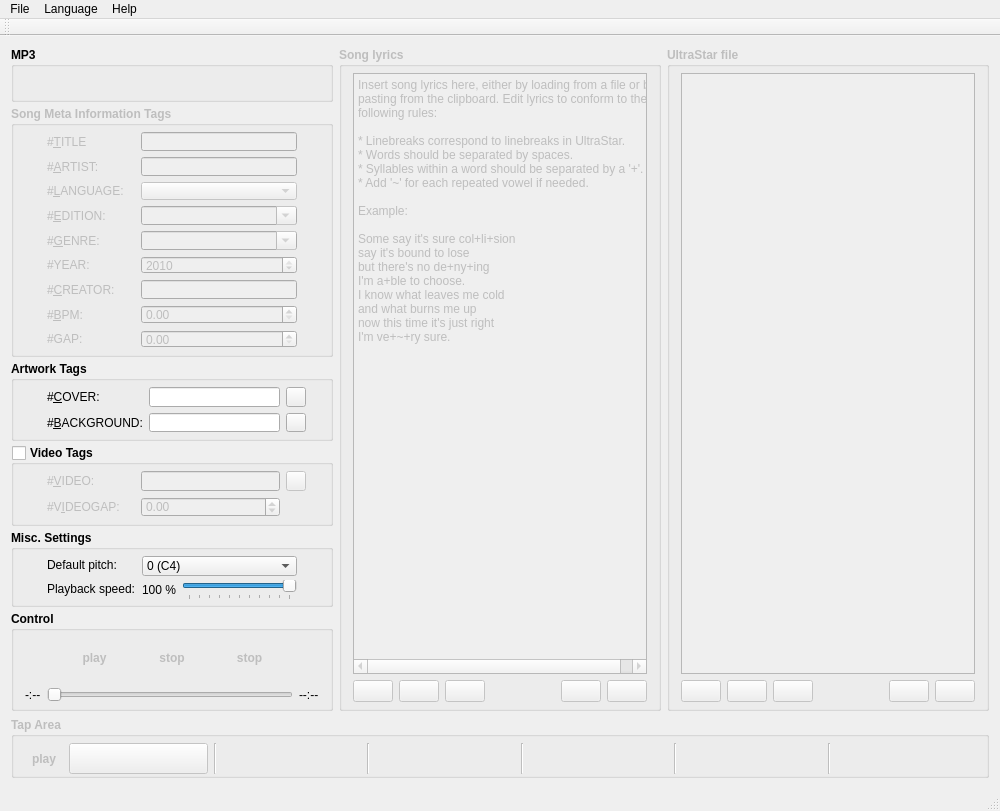
Qt form src/QCMainWindow.ui (UltraStar-Deluxe/UltraStar-Creator) before a commit.
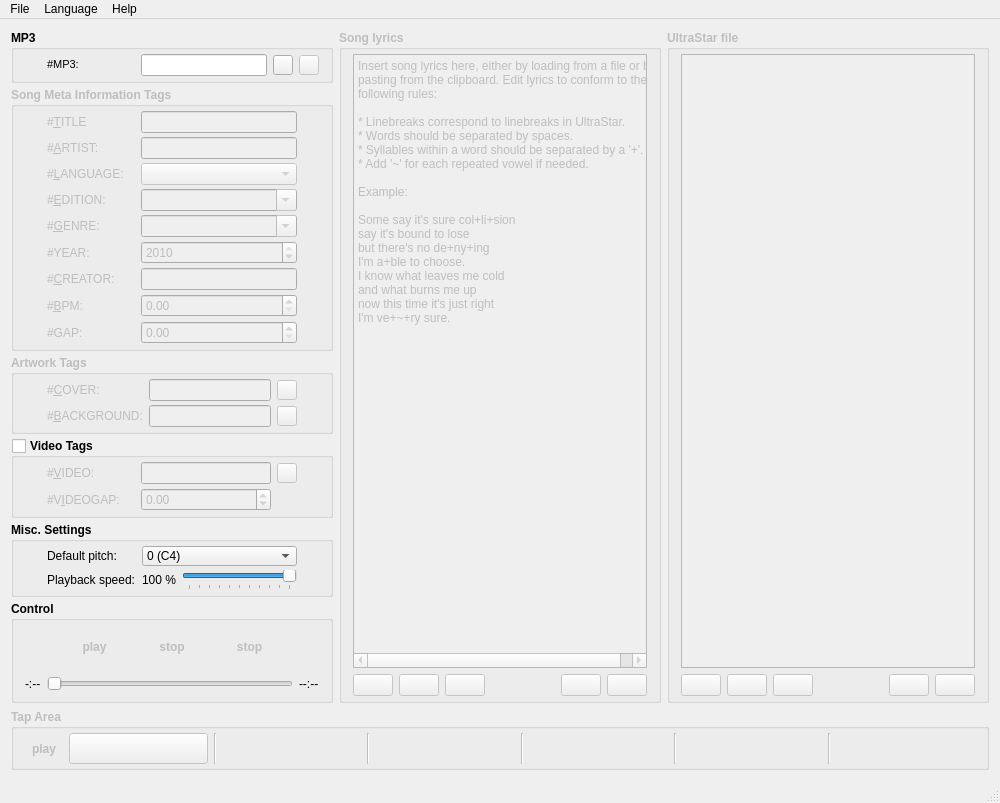
The same form after that commit. Icons and pictures are not drawn.

Commit message: * minor changes in the layout file, resizing to netbook resolution (1024x600) still not working properly

Patch:
```diff
--- a/src/QCMainWindow.ui
+++ b/src/QCMainWindow.ui
@@ -7,7 +7,7 @@
     <x>0</x>
     <y>0</y>
     <width>1000</width>
-    <height>811</height>
+    <height>803</height>
    </rect>
   </property>
   <property name="sizePolicy">
@@ -19,7 +19,7 @@
   <property name="minimumSize">
    <size>
     <width>800</width>
-    <height>600</height>
+    <height>522</height>
    </size>
   </property>
   <property name="acceptDrops">
@@ -33,26 +33,29 @@
     <normaloff>:/icons/bean.png</normaloff>:/icons/bean.png</iconset>
   </property>
   <widget class="QWidget" name="centralWidget">
-   <layout class="QVBoxLayout" name="verticalLayout">
-    <item>
-     <layout class="QHBoxLayout" name="horizontalLayout_Tags_Lyrics_USFile" stretch="1,1,1">
-      <item>
-       <layout class="QVBoxLayout" name="verticalLayout_Tags" stretch="1,1,1,1,1,1">
-        <property name="spacing">
+   <layout class="QGridLayout" name="gridLayout_12">
+    <item row="0" column="0">
+     <layout class="QGridLayout" name="gridLayout_13" columnstretch="1,1,1">
+      <property name="verticalSpacing">
          <number>4</number>
         </property>
-        <item>
+      <item row="0" column="0">
+       <layout class="QGridLayout" name="gridLayout_left" rowstretch="1,1,1,1,1,4">
+        <property name="verticalSpacing">
+         <number>4</number>
+        </property>
+        <item row="0" column="0">
          <widget class="QGroupBox" name="groupBox_MP3Tag">
           <property name="sizePolicy">
-           <sizepolicy hsizetype="Expanding" vsizetype="Fixed">
+           <sizepolicy hsizetype="Expanding" vsizetype="Preferred">
             <horstretch>0</horstretch>
             <verstretch>0</verstretch>
            </sizepolicy>
           </property>
           <property name="minimumSize">
            <size>
-            <width>136</width>
-            <height>55</height>
+            <width>321</width>
+            <height>0</height>
            </size>
           </property>
           <property name="font">
@@ -67,17 +70,19 @@
           <property name="title">
            <string>MP3</string>
           </property>
-          <widget class="QWidget" name="layoutWidget">
-           <property name="geometry">
-            <rect>
-             <x>10</x>
-             <y>20</y>
-             <width>301</width>
-             <height>22</height>
-            </rect>
+          <layout class="QGridLayout" name="gridLayout_GroupBoxMP3">
+           <property name="topMargin">
+            <number>4</number>
            </property>
-           <layout class="QHBoxLayout" name="horizontalLayout">
-            <item>
+           <property name="bottomMargin">
+            <number>4</number>
+           </property>
+           <item row="0" column="0">
+            <layout class="QGridLayout" name="gridLayout_MP3" rowstretch="0" columnstretch="0,0,1,0,0" columnminimumwidth="16,88,0,16,16">
+             <property name="verticalSpacing">
+              <number>4</number>
+             </property>
+             <item row="0" column="0">
              <widget class="QLabel" name="label_MP3Icon">
               <property name="maximumSize">
                <size>
@@ -93,7 +98,7 @@
               </property>
              </widget>
             </item>
-            <item>
+             <item row="0" column="1">
              <widget class="QLabel" name="label_MP3">
               <property name="minimumSize">
                <size>
@@ -125,11 +130,17 @@
               </property>
              </widget>
             </item>
-            <item>
+             <item row="0" column="2">
              <widget class="QLineEdit" name="lineEdit_MP3">
               <property name="enabled">
                <bool>true</bool>
               </property>
+               <property name="sizePolicy">
+                <sizepolicy hsizetype="Expanding" vsizetype="Fixed">
+                 <horstretch>0</horstretch>
+                 <verstretch>0</verstretch>
+                </sizepolicy>
+               </property>
               <property name="font">
                <font>
                 <weight>50</weight>
@@ -147,7 +158,7 @@
               </property>
              </widget>
             </item>
-            <item>
+             <item row="0" column="3">
              <widget class="QPushButton" name="pushButton_BrowseMP3">
               <property name="sizePolicy">
                <sizepolicy hsizetype="Fixed" vsizetype="Fixed">
@@ -185,7 +196,7 @@
               </property>
              </widget>
             </item>
-            <item>
+             <item row="0" column="4">
              <widget class="QPushButton" name="pushButton_PreviewPlayPause">
               <property name="enabled">
                <bool>false</bool>
@@ -215,16 +226,30 @@
              </widget>
             </item>
            </layout>
-          </widget>
-         </widget>
+           </item>
+           <item row="1" column="0">
+            <spacer name="verticalSpacer_2">
+             <property name="orientation">
+              <enum>Qt::Vertical</enum>
+             </property>
+             <property name="sizeHint" stdset="0">
+              <size>
+               <width>20</width>
+               <height>40</height>
+              </size>
+             </property>
+            </spacer>
+           </item>
+          </layout>
+         </widget>
         </item>
-        <item>
+        <item row="1" column="0">
          <widget class="QGroupBox" name="groupBox_SongMetaInformationTags">
           <property name="enabled">
            <bool>false</bool>
           </property>
           <property name="sizePolicy">
-           <sizepolicy hsizetype="Expanding" vsizetype="Fixed">
+           <sizepolicy hsizetype="Expanding" vsizetype="Preferred">
             <horstretch>0</horstretch>
             <verstretch>0</verstretch>
            </sizepolicy>
@@ -232,7 +257,7 @@
           <property name="minimumSize">
            <size>
             <width>321</width>
-            <height>251</height>
+            <height>0</height>
            </size>
           </property>
           <property name="font">
@@ -246,16 +271,32 @@
           </property>
           <layout class="QGridLayout" name="gridLayout_9">
            <property name="topMargin">
-            <number>6</number>
+            <number>4</number>
            </property>
            <property name="bottomMargin">
-            <number>6</number>
+            <number>4</number>
            </property>
            <item row="0" column="0">
-            <layout class="QGridLayout" name="gridLayout_SongMetaInformationTags" rowstretch="1,1,1,1,1,1,1,1,1" columnminimumwidth="16,88,0,16">
+            <layout class="QGridLayout" name="gridLayout_SongMetaInformationTags" rowstretch="1,1,1,1,1,1,1,1,1" columnstretch="0,0,1,0" columnminimumwidth="16,88,0,16">
              <property name="sizeConstraint">
               <enum>QLayout::SetDefaultConstraint</enum>
              </property>
+             <property name="horizontalSpacing">
+              <number>6</number>
+             </property>
+             <property name="verticalSpacing">
+              <number>4</number>
+             </property>
+             <item row="0" column="0">
+              <widget class="QLabel" name="label_TitleIcon">
+               <property name="text">
+                <string/>
+               </property>
+               <property name="pixmap">
+                <pixmap>:/types/font.png</pixmap>
+               </property>
+              </widget>
+             </item>
              <item row="0" column="1">
               <widget class="QLabel" name="label_Title">
                <property name="sizePolicy">
@@ -309,6 +350,29 @@
                </property>
               </widget>
              </item>
+             <item row="0" column="3">
+              <widget class="QLabel" name="label_TitleSet">
+               <property name="statusTip">
+                <string>#TITLE tag is not set.</string>
+               </property>
+               <property name="text">
+                <string/>
+               </property>
+               <property name="pixmap">
+                <pixmap>:/marks/path_error.png</pixmap>
+               </property>
+              </widget>
+             </item>
+             <item row="1" column="0">
+              <widget class="QLabel" name="label_ArtistIcon">
+               <property name="text">
+                <string/>
+               </property>
+               <property name="pixmap">
+                <pixmap>:/types/user.png</pixmap>
+               </property>
+              </widget>
+             </item>
              <item row="1" column="1">
               <widget class="QLabel" name="label_Artist">
                <property name="sizePolicy">
@@ -350,6 +414,29 @@
                </property>
               </widget>
              </item>
+             <item row="1" column="3">
+              <widget class="QLabel" name="label_ArtistSet">
+               <property name="statusTip">
+                <string>#ARTIST tag is not set.</string>
+               </property>
+               <property name="text">
+                <string/>
+               </property>
+               <property name="pixmap">
+                <pixmap>:/marks/path_error.png</pixmap>
+               </property>
+              </widget>
+             </item>
+             <item row="2" column="0">
+              <widget class="QLabel" name="label_LanguageIcon">
+               <property name="text">
+                <string/>
+               </property>
+               <property name="pixmap">
+                <pixmap>:/types/language.png</pixmap>
+               </property>
+              </widget>
+             </item>
              <item row="2" column="1">
               <widget class="QLabel" name="label_Language">
                <property name="sizePolicy">
@@ -405,6 +492,29 @@
                </item>
               </widget>
              </item>
+             <item row="2" column="3">
+              <widget class="QLabel" name="label_LanguageSet">
+               <property name="statusTip">
+                <string>#LANGUAGE tag is not set.</string>
+               </property>
+               <property name="text">
+                <string/>
+               </property>
+               <property name="pixmap">
+                <pixmap>:/marks/path_error.png</pixmap>
+               </property>
+              </widget>
+             </item>
+             <item row="3" column="0">
+              <widget class="QLabel" name="label_EditionIcon">
+               <property name="text">
+                <string/>
+               </property>
+               <property name="pixmap">
+                <pixmap>:/types/edition.png</pixmap>
+               </property>
+              </widget>
+             </item>
              <item row="3" column="1">
               <widget class="QLabel" name="label_Edition">
                <property name="sizePolicy">
@@ -456,6 +566,29 @@
                </item>
               </widget>
              </item>
+             <item row="3" column="3">
+              <widget class="QLabel" name="label_EditionSet">
+               <property name="statusTip">
+                <string>#EDITION tag is not set.</string>
+               </property>
+               <property name="text">
+                <string/>
+               </property>
+               <property name="pixmap">
+                <pixmap>:/marks/path_error.png</pixmap>
+               </property>
+              </widget>
+             </item>
+             <item row="4" column="0">
+              <widget class="QLabel" name="label_GenreIcon">
+               <property name="text">
+                <string/>
+               </property>
+               <property name="pixmap">
+                <pixmap>:/types/genre.png</pixmap>
+               </property>
+              </widget>
+             </item>
              <item row="4" column="1">
               <widget class="QLabel" name="label_Genre">
                <property name="sizePolicy">
@@ -577,6 +710,29 @@
                </item>
               </widget>
              </item>
+             <item row="4" column="3">
+              <widget class="QLabel" name="label_GenreSet">
+               <property name="statusTip">
+                <string>#GENRE tag is not set.</string>
+               </property>
+               <property name="text">
+                <string/>
+               </property>
+               <property name="pixmap">
+                <pixmap>:/marks/path_error.png</pixmap>
+               </property>
+              </widget>
+             </item>
+             <item row="5" column="0">
+              <widget class="QLabel" name="label_YearIcon">
+               <property name="text">
+                <string/>
+               </property>
+               <property name="pixmap">
+                <pixmap>:/types/calendar.png</pixmap>
+               </property>
+              </widget>
+             </item>
              <item row="5" column="1">
               <widget class="QLabel" name="label_Year">
                <property name="sizePolicy">
@@ -599,6 +755,60 @@
                </property>
               </widget>
              </item>
+             <item row="5" column="2">
+              <widget class="QSpinBox" name="spinBox_Year">
+               <property name="sizePolicy">
+                <sizepolicy hsizetype="Expanding" vsizetype="Fixed">
+                 <horstretch>0</horstretch>
+                 <verstretch>0</verstretch>
+                </sizepolicy>
+               </property>
+               <property name="font">
+                <font>
+                 <weight>50</weight>
+                 <bold>false</bold>
+                </font>
+               </property>
+               <property name="specialValueText">
+                <string notr="true"/>
+               </property>
+               <property name="accelerated">
+                <bool>true</bool>
+               </property>
+               <property name="minimum">
+                <number>1900</number>
+               </property>
+               <property name="maximum">
+                <number>2010</number>
+               </property>
+               <property name="value">
+                <number>2010</number>
+               </property>
+              </widget>
+             </item>
+             <item row="5" column="3">
+              <widget class="QLabel" name="label_YearSet">
+               <property name="statusTip">
+                <string>#YEAR tag is not set.</string>
+               </property>
+               <property name="text">
+                <string/>
+               </property>
+               <property name="pixmap">
+                <pixmap>:/marks/path_error.png</pixmap>
+               </property>
+              </widget>
+             </item>
+             <item row="6" column="0">
+              <widget class="QLabel" name="label_CreatorIcon">
+               <property name="text">
+                <string/>
+               </property>
+               <property name="pixmap">
+                <pixmap>:/types/users.png</pixmap>
+               </property>
+              </widget>
+             </item>
              <item row="6" column="1">
               <widget class="QLabel" name="label_Creator">
                <property name="sizePolicy">
@@ -640,6 +850,29 @@
                </property>
               </widget>
              </item>
+             <item row="6" column="3">
+              <widget class="QLabel" name="label_CreatorSet">
+               <property name="statusTip">
+                <string>#CREATOR tag is not set.</string>
+               </property>
+               <property name="text">
+                <string/>
+               </property>
+               <property name="pixmap">
+                <pixmap>:/marks/path_error.png</pixmap>
+               </property>
+              </widget>
+             </item>
+             <item row="7" column="0">
+              <widget class="QLabel" name="label_BPMIcon">
+               <property name="text">
+                <string/>
+               </property>
+               <property name="pixmap">
+                <pixmap>:/types/auction-hammer-gavel.png</pixmap>
+               </property>
+              </widget>
+             </item>
              <item row="7" column="1">
               <widget class="QLabel" name="label_BPM">
                <property name="sizePolicy">
@@ -702,6 +935,29 @@
                </property>
               </widget>
              </item>
+             <item row="7" column="3">
+              <widget class="QLabel" name="label_BPMSet">
+               <property name="statusTip">
+                <string>#BPM tag is not set.</string>
+               </property>
+               <property name="text">
+                <string/>
+               </property>
+               <property name="pixmap">
+                <pixmap>:/marks/path_error.png</pixmap>
+               </property>
+              </widget>
+             </item>
+             <item row="8" column="0">
+              <widget class="QLabel" name="label_GapIcon">
+               <property name="text">
+                <string/>
+               </property>
+               <property name="pixmap">
+                <pixmap>:/types/balloon--arrow.png</pixmap>
+               </property>
+              </widget>
+             </item>
              <item row="8" column="1">
               <widget class="QLabel" name="label_Gap">
                <property name="sizePolicy">
@@ -727,213 +983,6 @@
                </property>
               </widget>
              </item>
-             <item row="0" column="0">
-              <widget class="QLabel" name="label_TitleIcon">
-               <property name="text">
-                <string/>
-               </property>
-               <property name="pixmap">
-                <pixmap resource="resources/usc.qrc">:/types/font.png</pixmap>
-               </property>
-              </widget>
-             </item>
-             <item row="1" column="0">
-              <widget class="QLabel" name="label_ArtistIcon">
-               <property name="text">
-                <string/>
-               </property>
-               <property name="pixmap">
-                <pixmap resource="resources/usc.qrc">:/types/user.png</pixmap>
-               </property>
-              </widget>
-             </item>
-             <item row="2" column="0">
-              <widget class="QLabel" name="label_LanguageIcon">
-               <property name="text">
-                <string/>
-               </property>
-               <property name="pixmap">
-                <pixmap resource="resources/usc.qrc">:/types/language.png</pixmap>
-               </property>
-              </widget>
-             </item>
-             <item row="3" column="0">
-              <widget class="QLabel" name="label_EditionIcon">
-               <property name="text">
-                <string/>
-               </property>
-               <property name="pixmap">
-                <pixmap resource="resources/usc.qrc">:/types/edition.png</pixmap>
-               </property>
-              </widget>
-             </item>
-             <item row="4" column="0">
-              <widget class="QLabel" name="label_GenreIcon">
-               <property name="text">
-                <string/>
-               </property>
-               <property name="pixmap">
-                <pixmap resource="resources/usc.qrc">:/types/genre.png</pixmap>
-               </property>
-              </widget>
-             </item>
-             <item row="5" column="0">
-              <widget class="QLabel" name="label_YearIcon">
-               <property name="text">
-                <string/>
-               </property>
-               <property name="pixmap">
-                <pixmap resource="resources/usc.qrc">:/types/calendar.png</pixmap>
-               </property>
-              </widget>
-             </item>
-             <item row="6" column="0">
-              <widget class="QLabel" name="label_CreatorIcon">
-               <property name="text">
-                <string/>
-               </property>
-               <property name="pixmap">
-                <pixmap resource="resources/usc.qrc">:/types/users.png</pixmap>
-               </property>
-              </widget>
-             </item>
-             <item row="7" column="0">
-              <widget class="QLabel" name="label_BPMIcon">
-               <property name="text">
-                <string/>
-               </property>
-               <property name="pixmap">
-                <pixmap resource="resources/usc.qrc">:/types/auction-hammer-gavel.png</pixmap>
-               </property>
-              </widget>
-             </item>
-             <item row="8" column="0">
-              <widget class="QLabel" name="label_GapIcon">
-               <property name="text">
-                <string/>
-               </property>
-               <property name="pixmap">
-                <pixmap resource="resources/usc.qrc">:/types/balloon--arrow.png</pixmap>
-               </property>
-              </widget>
-             </item>
-             <item row="0" column="3">
-              <widget class="QLabel" name="label_TitleSet">
-               <property name="statusTip">
-                <string>#TITLE tag is not set.</string>
-               </property>
-               <property name="text">
-                <string/>
-               </property>
-               <property name="pixmap">
-                <pixmap resource="resources/usc.qrc">:/marks/path_error.png</pixmap>
-               </property>
-              </widget>
-             </item>
-             <item row="1" column="3">
-              <widget class="QLabel" name="label_ArtistSet">
-               <property name="statusTip">
-                <string>#ARTIST tag is not set.</string>
-               </property>
-               <property name="text">
-                <string/>
-               </property>
-               <property name="pixmap">
-                <pixmap resource="resources/usc.qrc">:/marks/path_error.png</pixmap>
-               </property>
-              </widget>
-             </item>
-             <item row="2" column="3">
-              <widget class="QLabel" name="label_LanguageSet">
-               <property name="statusTip">
-                <string>#LANGUAGE tag is not set.</string>
-               </property>
-               <property name="text">
-                <string/>
-               </property>
-               <property name="pixmap">
-                <pixmap resource="resources/usc.qrc">:/marks/path_error.png</pixmap>
-               </property>
-              </widget>
-             </item>
-             <item row="3" column="3">
-              <widget class="QLabel" name="label_EditionSet">
-               <property name="statusTip">
-                <string>#EDITION tag is not set.</string>
-               </property>
-               <property name="text">
-                <string/>
-               </property>
-               <property name="pixmap">
-                <pixmap resource="resources/usc.qrc">:/marks/path_error.png</pixmap>
-               </property>
-              </widget>
-             </item>
-             <item row="4" column="3">
-              <widget class="QLabel" name="label_GenreSet">
-               <property name="statusTip">
-                <string>#GENRE tag is not set.</string>
-               </property>
-               <property name="text">
-                <string/>
-               </property>
-               <property name="pixmap">
-                <pixmap resource="resources/usc.qrc">:/marks/path_error.png</pixmap>
-               </property>
-              </widget>
-             </item>
-             <item row="5" column="3">
-              <widget class="QLabel" name="label_YearSet">
-               <property name="statusTip">
-                <string>#YEAR tag is not set.</string>
-               </property>
-               <property name="text">
-                <string/>
-               </property>
-               <property name="pixmap">
-                <pixmap resource="resources/usc.qrc">:/marks/path_error.png</pixmap>
-               </property>
-              </widget>
-             </item>
-             <item row="6" column="3">
-              <widget class="QLabel" name="label_CreatorSet">
-               <property name="statusTip">
-                <string>#CREATOR tag is not set.</string>
-               </property>
-               <property name="text">
-                <string/>
-               </property>
-               <property name="pixmap">
-                <pixmap resource="resources/usc.qrc">:/marks/path_error.png</pixmap>
-               </property>
-              </widget>
-             </item>
-             <item row="7" column="3">
-              <widget class="QLabel" name="label_BPMSet">
-               <property name="statusTip">
-                <string>#BPM tag is not set.</string>
-               </property>
-               <property name="text">
-                <string/>
-               </property>
-               <property name="pixmap">
-                <pixmap resource="resources/usc.qrc">:/marks/path_error.png</pixmap>
-               </property>
-              </widget>
-             </item>
-             <item row="8" column="3">
-              <widget class="QLabel" name="label_GapSet">
-               <property name="statusTip">
-                <string>#GAP tag is not set.</string>
-               </property>
-               <property name="text">
-                <string/>
-               </property>
-               <property name="pixmap">
-                <pixmap resource="resources/usc.qrc">:/marks/path_error.png</pixmap>
-               </property>
-              </widget>
-             </item>
              <item row="8" column="2">
               <widget class="QDoubleSpinBox" name="doubleSpinBox_Gap">
                <property name="enabled">
@@ -956,46 +1005,44 @@
                </property>
               </widget>
              </item>
-             <item row="5" column="2">
-              <widget class="QSpinBox" name="spinBox_Year">
-               <property name="sizePolicy">
-                <sizepolicy hsizetype="Expanding" vsizetype="Fixed">
-                 <horstretch>0</horstretch>
-                 <verstretch>0</verstretch>
-                </sizepolicy>
+             <item row="8" column="3">
+              <widget class="QLabel" name="label_GapSet">
+               <property name="statusTip">
+                <string>#GAP tag is not set.</string>
                </property>
-               <property name="font">
-                <font>
-                 <weight>50</weight>
-                 <bold>false</bold>
-                </font>
+               <property name="text">
+                <string/>
                </property>
-               <property name="specialValueText">
-                <string notr="true"/>
+               <property name="pixmap">
+                <pixmap>:/marks/path_error.png</pixmap>
                </property>
-               <property name="accelerated">
-                <bool>true</bool>
-               </property>
-               <property name="minimum">
-                <number>1900</number>
-               </property>
-               <property name="maximum">
-                <number>2010</number>
-               </property>
-               <property name="value">
-                <number>2010</number>
-               </property>
               </widget>
              </item>
             </layout>
            </item>
+           <item row="1" column="0">
+            <spacer name="verticalSpacer">
+             <property name="orientation">
+              <enum>Qt::Vertical</enum>
+             </property>
+             <property name="sizeHint" stdset="0">
+              <size>
+               <width>20</width>
+               <height>40</height>
+              </size>
+             </property>
+            </spacer>
+           </item>
           </layout>
          </widget>
         </item>
-        <item>
+        <item row="2" column="0">
          <widget class="QGroupBox" name="groupBox_ArtworkTags">
+          <property name="enabled">
+           <bool>false</bool>
+          </property>
           <property name="sizePolicy">
-           <sizepolicy hsizetype="Expanding" vsizetype="Fixed">
+           <sizepolicy hsizetype="Expanding" vsizetype="Preferred">
             <horstretch>0</horstretch>
             <verstretch>0</verstretch>
            </sizepolicy>
@@ -1003,7 +1050,7 @@
           <property name="minimumSize">
            <size>
             <width>321</width>
-            <height>80</height>
+            <height>0</height>
            </size>
           </property>
           <property name="font">
@@ -1017,13 +1064,16 @@
           </property>
           <layout class="QGridLayout" name="gridLayout_7">
            <property name="topMargin">
-            <number>6</number>
+            <number>4</number>
            </property>
            <property name="bottomMargin">
-            <number>6</number>
+            <number>4</number>
            </property>
            <item row="0" column="0">
-            <layout class="QGridLayout" name="gridLayout_MP3ArtworkTags" columnminimumwidth="16,88,0,0,0">
+            <layout class="QGridLayout" name="gridLayout_ArtworkTags" rowstretch="1,1" columnstretch="0,0,1,0,0" columnminimumwidth="16,88,0,16,16">
+             <property name="verticalSpacing">
+              <number>4</number>
+             </property>
              <item row="0" column="1">
               <widget class="QLabel" name="label_Cover">
                <property name="font">
@@ -1046,7 +1096,13 @@
              <item row="0" column="2">
               <widget class="QLineEdit" name="lineEdit_Cover">
                <property name="enabled">
-                <bool>true</bool>
+                <bool>false</bool>
+               </property>
+               <property name="sizePolicy">
+                <sizepolicy hsizetype="Minimum" vsizetype="Fixed">
+                 <horstretch>0</horstretch>
+                 <verstretch>0</verstretch>
+                </sizepolicy>
                </property>
                <property name="font">
                 <font>
@@ -1116,7 +1172,13 @@
              <item row="1" column="2">
               <widget class="QLineEdit" name="lineEdit_Background">
                <property name="enabled">
-                <bool>true</bool>
+                <bool>false</bool>
+               </property>
+               <property name="sizePolicy">
+                <sizepolicy hsizetype="Minimum" vsizetype="Fixed">
+                 <horstretch>0</horstretch>
+                 <verstretch>0</verstretch>
+                </sizepolicy>
                </property>
                <property name="font">
                 <font>
@@ -1209,13 +1271,26 @@
              </item>
             </layout>
            </item>
+           <item row="1" column="0">
+            <spacer name="verticalSpacer_3">
+             <property name="orientation">
+              <enum>Qt::Vertical</enum>
+             </property>
+             <property name="sizeHint" stdset="0">
+              <size>
+               <width>20</width>
+               <height>40</height>
+              </size>
+             </property>
+            </spacer>
+           </item>
           </layout>
          </widget>
         </item>
-        <item>
+        <item row="3" column="0">
          <widget class="QGroupBox" name="groupBox_VideoTags">
           <property name="sizePolicy">
-           <sizepolicy hsizetype="Expanding" vsizetype="Fixed">
+           <sizepolicy hsizetype="Expanding" vsizetype="Preferred">
             <horstretch>0</horstretch>
             <verstretch>0</verstretch>
            </sizepolicy>
@@ -1223,7 +1298,7 @@
           <property name="minimumSize">
            <size>
             <width>321</width>
-            <height>81</height>
+            <height>0</height>
            </size>
           </property>
           <property name="font">
@@ -1246,13 +1321,16 @@
           </property>
           <layout class="QGridLayout" name="gridLayout_10">
            <property name="topMargin">
-            <number>6</number>
+            <number>4</number>
            </property>
            <property name="bottomMargin">
-            <number>6</number>
+            <number>4</number>
            </property>
            <item row="0" column="0">
-            <layout class="QGridLayout" name="gridLayout_VideoTags" columnminimumwidth="16,88,0,0,0">
+            <layout class="QGridLayout" name="gridLayout_VideoTags" rowstretch="1,1" columnstretch="0,0,1,0,0" columnminimumwidth="16,88,0,16,16">
+             <property name="verticalSpacing">
+              <number>4</number>
+             </property>
              <item row="0" column="1">
               <widget class="QLabel" name="label_Video">
                <property name="font">
@@ -1274,6 +1352,12 @@
              </item>
              <item row="0" column="2">
               <widget class="QLineEdit" name="lineEdit_Video">
+               <property name="sizePolicy">
+                <sizepolicy hsizetype="Minimum" vsizetype="Fixed">
+                 <horstretch>0</horstretch>
+                 <verstretch>0</verstretch>
+                </sizepolicy>
+               </property>
                <property name="font">
                 <font>
                  <weight>50</weight>
@@ -1412,13 +1496,26 @@
              </item>
             </layout>
            </item>
+           <item row="1" column="0">
+            <spacer name="verticalSpacer_4">
+             <property name="orientation">
+              <enum>Qt::Vertical</enum>
+             </property>
+             <property name="sizeHint" stdset="0">
+              <size>
+               <width>20</width>
+               <height>40</height>
+              </size>
+             </property>
+            </spacer>
+           </item>
           </layout>
          </widget>
         </item>
-        <item>
+        <item row="4" column="0">
          <widget class="QGroupBox" name="groupBox_MiscSettings">
           <property name="sizePolicy">
-           <sizepolicy hsizetype="Expanding" vsizetype="Fixed">
+           <sizepolicy hsizetype="Expanding" vsizetype="Preferred">
             <horstretch>0</horstretch>
             <verstretch>0</verstretch>
            </sizepolicy>
@@ -1426,7 +1523,7 @@
           <property name="minimumSize">
            <size>
             <width>321</width>
-            <height>75</height>
+            <height>0</height>
            </size>
           </property>
           <property name="font">
@@ -1440,16 +1537,19 @@
           </property>
           <layout class="QGridLayout" name="gridLayout_8">
            <property name="topMargin">
-            <number>6</number>
+            <number>4</number>
            </property>
            <property name="bottomMargin">
-            <number>6</number>
+            <number>4</number>
            </property>
            <item row="0" column="0">
-            <layout class="QGridLayout" name="gridLayout_MiscSettings" columnminimumwidth="16,88,0,16">
+            <layout class="QGridLayout" name="gridLayout_MiscSettings" rowstretch="1,1" columnstretch="0,0,1,0" columnminimumwidth="16,88,0,16">
              <property name="sizeConstraint">
               <enum>QLayout::SetDefaultConstraint</enum>
              </property>
+             <property name="verticalSpacing">
+              <number>4</number>
+             </property>
              <item row="0" column="0">
               <widget class="QLabel" name="label_DefaultPitchIcon">
                <property name="sizePolicy">
@@ -1488,7 +1588,7 @@
              <item row="0" column="2">
               <widget class="QComboBox" name="comboBox_DefaultPitch">
                <property name="sizePolicy">
-                <sizepolicy hsizetype="Preferred" vsizetype="Fixed">
+                <sizepolicy hsizetype="Minimum" vsizetype="Fixed">
                  <horstretch>0</horstretch>
                  <verstretch>0</verstretch>
                 </sizepolicy>
@@ -1677,7 +1777,7 @@
                   <bool>true</bool>
                  </property>
                  <property name="sizePolicy">
-                  <sizepolicy hsizetype="Expanding" vsizetype="Preferred">
+                  <sizepolicy hsizetype="Minimum" vsizetype="Preferred">
                    <horstretch>0</horstretch>
                    <verstretch>0</verstretch>
                   </sizepolicy>
@@ -1746,20 +1846,20 @@
           </layout>
          </widget>
         </item>
-        <item>
+        <item row="5" column="0">
          <layout class="QHBoxLayout" name="horizontalLayout_Control_Progress">
           <item>
            <widget class="QGroupBox" name="groupBox_Control">
             <property name="sizePolicy">
-             <sizepolicy hsizetype="Expanding" vsizetype="Expanding">
+             <sizepolicy hsizetype="Expanding" vsizetype="Preferred">
               <horstretch>0</horstretch>
               <verstretch>0</verstretch>
              </sizepolicy>
             </property>
             <property name="minimumSize">
              <size>
-              <width>171</width>
-              <height>100</height>
+              <width>321</width>
+              <height>0</height>
              </size>
             </property>
             <property name="font">
@@ -1771,7 +1871,7 @@
             <property name="title">
              <string>Control</string>
             </property>
-            <layout class="QVBoxLayout" name="verticalLayout_2">
+            <layout class="QVBoxLayout" name="verticalLayout_Control" stretch="1,0,0">
              <property name="spacing">
               <number>9</number>
              </property>
@@ -2000,14 +2100,27 @@
                </item>
               </layout>
              </item>
-            </layout>
-           </widget>
-          </item>
-         </layout>
-        </item>
-       </layout>
-      </item>
       <item>
+              <spacer name="verticalSpacer_5">
+               <property name="orientation">
+                <enum>Qt::Vertical</enum>
+               </property>
+               <property name="sizeHint" stdset="0">
+                <size>
+                 <width>20</width>
+                 <height>40</height>
+                </size>
+               </property>
+              </spacer>
+             </item>
+            </layout>
+           </widget>
+          </item>
+         </layout>
+        </item>
+       </layout>
+      </item>
+      <item row="0" column="1">
        <widget class="QGroupBox" name="groupBox_InputLyrics">
         <property name="enabled">
          <bool>false</bool>
@@ -2044,10 +2157,10 @@
         </property>
         <layout class="QGridLayout" name="gridLayout_6">
          <property name="topMargin">
-          <number>6</number>
+          <number>4</number>
          </property>
          <property name="bottomMargin">
-          <number>6</number>
+          <number>4</number>
          </property>
          <item row="0" column="0">
           <layout class="QGridLayout" name="gridLayout" columnstretch="0,0,1,0,0,0" columnminimumwidth="0,0,0,0,0,0">
@@ -2242,7 +2355,7 @@
         </layout>
        </widget>
       </item>
-      <item>
+      <item row="0" column="2">
        <widget class="QGroupBox" name="groupBox_OutputLyrics">
         <property name="enabled">
          <bool>false</bool>
@@ -2276,10 +2389,10 @@
         </property>
         <layout class="QGridLayout" name="gridLayout_11">
          <property name="topMargin">
-          <number>6</number>
+          <number>4</number>
          </property>
          <property name="bottomMargin">
-          <number>6</number>
+          <number>4</number>
          </property>
          <item row="0" column="0">
           <layout class="QGridLayout" name="gridLayout_3" columnstretch="0,0,0,0,0,0">
@@ -2467,7 +2580,7 @@
       </item>
      </layout>
     </item>
-    <item>
+    <item row="1" column="0">
      <widget class="QGroupBox" name="groupBox_TapArea">
       <property name="enabled">
        <bool>false</bool>
@@ -2495,10 +2608,10 @@
       </property>
       <layout class="QGridLayout" name="gridLayout_5">
        <property name="topMargin">
-        <number>6</number>
+        <number>4</number>
        </property>
        <property name="bottomMargin">
-        <number>6</number>
+        <number>4</number>
        </property>
        <item row="0" column="0">
         <layout class="QHBoxLayout" name="horizontalLayout_TapArea">
@@ -2873,14 +2986,6 @@
    <addaction name="menuLanguage"/>
    <addaction name="menuHelp_2"/>
   </widget>
-  <widget class="QToolBar" name="mainToolBar">
-   <attribute name="toolBarArea">
-    <enum>TopToolBarArea</enum>
-   </attribute>
-   <attribute name="toolBarBreak">
-    <bool>false</bool>
-   </attribute>
-  </widget>
   <widget class="QStatusBar" name="statusBar"/>
   <action name="actionAbout">
    <property name="icon">
```
Left out of the diff: 100 changed lines with no effect on the pictures. Lines whose indentation alone changed are shown as unchanged. The commit also changes 1 other file.
